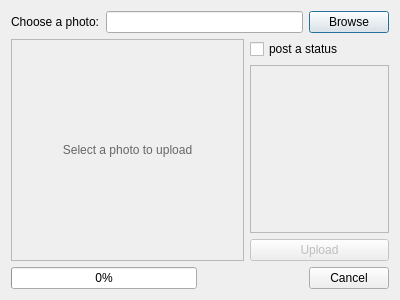
ayoy/qtwitter, file ui/twitpicview.ui: the form before one commit.
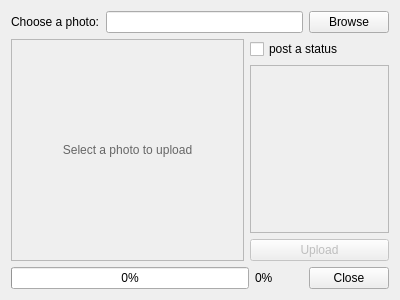
The form after the commit. Custom widgets are drawn as their Qt base class.

Commit message: Uploading images to TwitPic fully supported. Small corrections in ImageDownload class to avoid crashes when switching timelines while downloading images.

The edit to the form file:
```diff
--- a/ui/twitpicview.ui
+++ b/ui/twitpicview.ui
@@ -31,6 +31,9 @@
        <property name="text">
         <string>Browse</string>
        </property>
+       <property name="autoDefault">
+        <bool>false</bool>
+       </property>
       </widget>
      </item>
     </layout>
@@ -133,7 +136,7 @@
     </layout>
    </item>
    <item row="2" column="0">
-    <layout class="QHBoxLayout" name="horizontalLayout_3">
+    <layout class="QHBoxLayout" name="horizontalLayout_3" stretch="5,1,1">
      <item>
       <widget class="QProgressBar" name="uploadProgressBar">
        <property name="enabled">
@@ -144,13 +147,23 @@
        </property>
       </widget>
      </item>
+     <item>
+      <widget class="QLabel" name="uploadLabel">
+       <property name="text">
+        <string>0%</string>
+       </property>
+       <property name="alignment">
+        <set>Qt::AlignLeading|Qt::AlignLeft|Qt::AlignVCenter</set>
+       </property>
+      </widget>
+     </item>
      <item>
       <widget class="QDialogButtonBox" name="buttonBox">
        <property name="orientation">
         <enum>Qt::Horizontal</enum>
        </property>
        <property name="standardButtons">
-        <set>QDialogButtonBox::Cancel</set>
+        <set>QDialogButtonBox::Close</set>
        </property>
       </widget>
      </item>
@@ -158,6 +171,13 @@
    </item>
   </layout>
  </widget>
+ <customwidgets>
+  <customwidget>
+   <class>StatusTextEdit</class>
+   <extends>QPlainTextEdit</extends>
+   <header>statustextedit.h</header>
+  </customwidget>
+ </customwidgets>
  <resources/>
  <connections>
   <connection>
```
Left out of the diff: 5 changed lines with no effect on the pictures. The commit also changes 19 other files.
